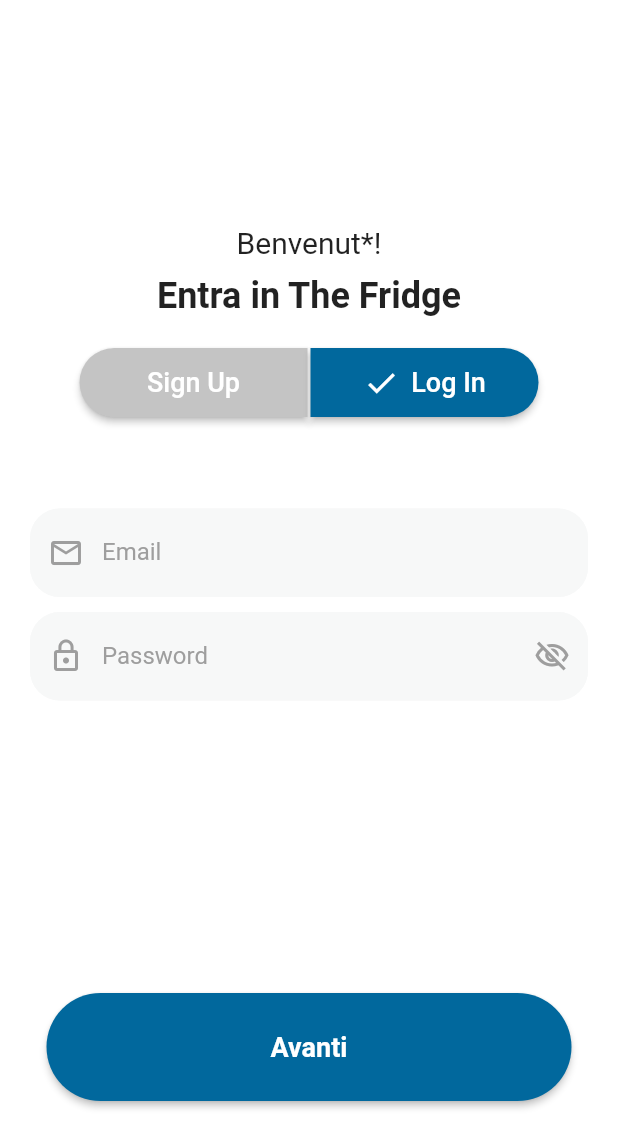
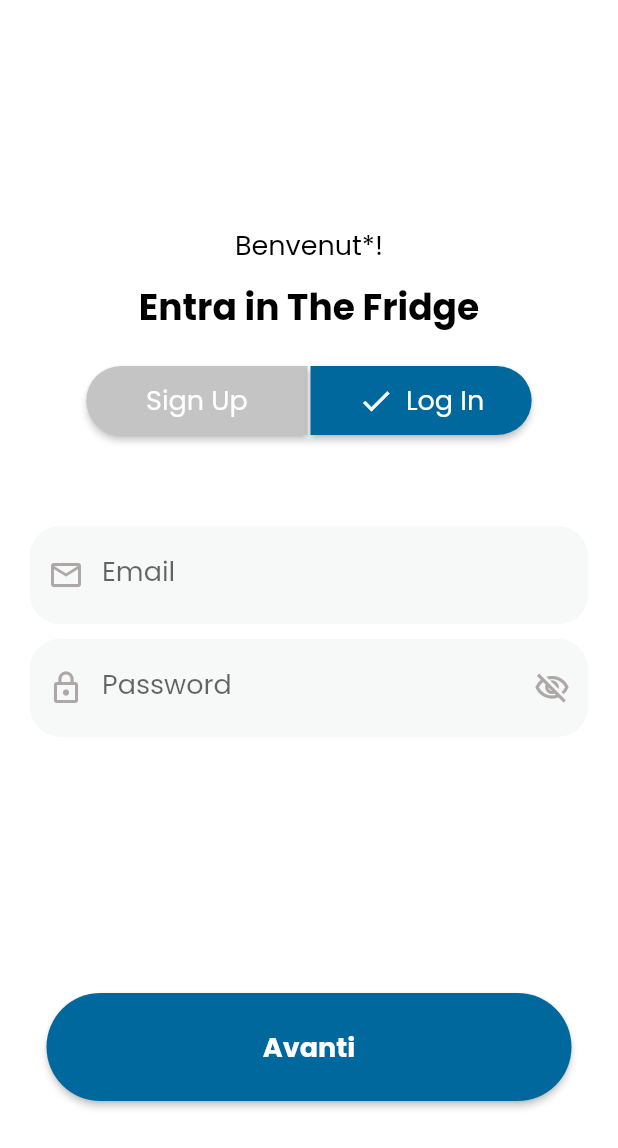
Before and after one commit to Twdrfll/food_storage_ceo, a Flutter app: the screen it shows after launch, after a tap on "Avanti", on a phone screen of 412 x 824 dp. Shown: the top 1148 px of the screen. Run offline on Flutter 3.47's test engine with Material 2 defaults, Android fonts, the phone set to English and light mode, and no system bars; our stand-ins replace google_fonts, shared_preferences, socket_io_client; missing offline and left inert: dart_mysql; network calls fail.

Commit message:
Implementazione completa della schermata di Login/SIgnup
Aggiunte le funzioni di collegamento al database e quant'altro per login e creazione di un nuovo utente.

```diff
--- /dev/null
+++ b/lib/config/app_theme.dart
@@ -0,0 +1,55 @@
+import 'package:flutter/material.dart';
+import 'package:google_fonts/google_fonts.dart';
+
+ThemeData mainTheme = ThemeData(
+  colorScheme: ColorScheme.fromSwatch().copyWith(
+    primary: Color(0xFF01689D),
+    secondary: Color(0xFFAEA7A7),
+    secondaryContainer: Color(0xFFF7F8F8),
+    tertiary: Color(0xFF01689D),
+    tertiaryContainer: Color(0xFFC4C4C4),
+    error: Color(0xFF822020),
+  ),
+  fontFamily: GoogleFonts.poppins().fontFamily,
+  snackBarTheme: SnackBarThemeData(
+    backgroundColor: Color(0xFF01689D),
+    contentTextStyle: TextStyle(
+      color: Colors.white,
+      fontSize: 16,
+      fontWeight: FontWeight.normal,
+    ),
+  ),
+  textTheme: const TextTheme(
+    titleLarge: TextStyle(
+      fontSize: 24,
+      fontWeight: FontWeight.bold,
+      color: Colors.black,
+    ),
+    titleMedium: TextStyle(
+      fontSize: 18,
+      fontWeight: FontWeight.normal,
+      color: Colors.black,
+    ),
+    titleSmall: TextStyle(
+      fontSize: 16,
+      fontWeight: FontWeight.normal,
+      color: Colors.black,
+    ),
+    labelLarge: TextStyle(
+      fontSize: 18,
+      fontWeight: FontWeight.normal,
+      color: Colors.white,
+    ),
+    labelMedium: TextStyle(
+      fontSize: 16,
+      fontWeight: FontWeight.normal,
+      color: Colors.white,
+    ),
+    labelSmall: TextStyle(
+      fontSize: 14,
+      fontWeight: FontWeight.normal,
+      color: Colors.white,
+    ),
+  ),
+
+);
--- a/lib/database_connection.dart
+++ b/lib/database_connection.dart
@@ -3,7 +3,7 @@ import 'dart:async';
 
 class DatabaseConnection {
 
-  String hostname = 'localhost';
+  String hostname = '10.0.2.2';
   int port = 8889;
   String user = 'root';
   String password = 'root';
--- a/lib/fridge_event.dart
+++ b/lib/fridge_event.dart
@@ -22,7 +22,7 @@ class FridgeEvent {
   }
 
   FridgeEvent._internal() {
-    this._ipaddress = "localhost";
+    this._ipaddress = "10.0.2.2";
     this._port = "3000";
     this._fridgeID = "";
     this._url = "http://" + this._ipaddress + ":" + this._port;
--- a/lib/main.dart
+++ b/lib/main.dart
@@ -1,5 +1,8 @@
 import 'package:flutter/material.dart';
 import 'screen/login_signup.dart';
+import 'screen/user_settings.dart';
+import 'config/app_theme.dart';
+import 'fridge_state.dart';
 
 void main() {
   runApp(const MyApp());
@@ -13,7 +16,11 @@ class MyApp extends StatelessWidget {
     return MaterialApp(
       debugShowCheckedModeBanner: false,
       title: 'Flutter Demo',
-      home: loginAndSignup(),
+      home: LoginAndSignup(),
+      theme: mainTheme,
+      routes: {
+        '/user_settings': (context) => UserSettings(), // Definisci qui la tua schermata UserSettings
+      },
     );
   }
 
--- a/lib/screen/login_signup.dart
+++ b/lib/screen/login_signup.dart
@@ -1,23 +1,128 @@
 import 'package:flutter/material.dart';
+import 'user_settings.dart';
+import '../fridge_state.dart';
 
-class loginAndSignup extends StatefulWidget {
-  const loginAndSignup({super.key});
+class LoginAndSignup extends StatefulWidget {
+  const LoginAndSignup({super.key});
 
-  _loginAndSignupState createState() => _loginAndSignupState();
+  _LoginAndSignupState createState() => _LoginAndSignupState();
+
 }
 
-class _loginAndSignupState extends State<loginAndSignup> {
+class _LoginAndSignupState extends State<LoginAndSignup> {
+
+  late LocalFridge local_fridge;
+  late LocalDictionary local_dictionary;
+  late LocalShoppingCart local_shopping_cart;
   bool button_value = false;
   bool agreement_value = false;
   bool password_visibility = false;
   bool confirm_password_visibility = false;
-  Color button_color_enabled = Color(0xFF01689D);
-  Color button_color_disabled = Color(0xFFC4C4C4);
-  Color text_secondary_color = Color(0xFFAEA7A7);
-  Color input_field_background = Color(0xFFF7F8F8);
+
+  final emailInputController = TextEditingController();
+  final passwordInputController = TextEditingController();
+  final confirmPasswordInputController = TextEditingController();
+
+  void initState() {
+    super.initState();
+    local_fridge = LocalFridge();
+    local_dictionary = LocalDictionary();
+    local_shopping_cart = LocalShoppingCart();
+    _initializeUserData();
+  }
+
+  Future<void> _initializeUserData() async {
+    await local_fridge.user.retrieveSavedData();
+    print(local_fridge.user.email);
+    print(local_fridge.user.password);
+    if (_checkLocalDataPresence()) {
+      await _login_no_textfields();
+    }
+  }
+
+  bool _isSignup() {
+    return button_value;
+  }
+
+  bool _checkLocalDataPresence() {
+    return local_fridge.user.email.isNotEmpty && local_fridge.user.password.isNotEmpty;
+  }
+
+  Future<void> _login_no_textfields() async {
+    if (await local_fridge.user.login()) {
+      Navigator.pushReplacementNamed(context, '/user_settings');
+    } else {
+      _showError(context);
+    }
+  }
+
+  Future<void> _login() async {
+    local_fridge.user.setEmail(emailInputController.text);
+    local_fridge.user.setPassword(passwordInputController.text);
+    if (await local_fridge.user.login()) {
+      await local_fridge.user.saveLocalData();
+      Navigator.pushReplacementNamed(context, '/user_settings');
+    } else {
+      _showError(context);
+    }
+  }
+
+  Future<void> _signup() async {
+    if (passwordInputController.text ==
+        confirmPasswordInputController.text) {
+      local_fridge.user.setEmail(emailInputController.text);
+      local_fridge.user.setPassword(passwordInputController.text);
+      if (await local_fridge.user.signup()) {
+        await local_fridge.createFridgeAndDictionary();
+        await local_fridge.user.saveLocalData();
+        Navigator.pushReplacementNamed(context, '/user_settings');
+      } else {
+        _showError(context);
+      }
+    } else {
+      _showError(context);
+    }
+  }
+
+  void _showError(BuildContext context) {
+    ScaffoldMessenger.of(context).showSnackBar(
+      SnackBar(
+        content: Text('Errore durante il login/signup.'),
+        duration: const Duration(seconds: 2),
+        backgroundColor: Theme.of(context).colorScheme.error,
+      ),
+    );
+  }
+
+  void _showCompletionError(BuildContext context) {
+    ScaffoldMessenger.of(context).showSnackBar(
+      SnackBar(
+        content: Text('Devi accettare i termini e le condizioni.'),
+        duration: const Duration(seconds: 2),
+        backgroundColor: Theme.of(context).colorScheme.error,
+      ),
+    );
+  }
+
+  OutlineInputBorder _noInputBorder(BuildContext context) {
+    return OutlineInputBorder(
+        borderRadius: BorderRadius.circular(20.0),
+        borderSide:
+            BorderSide(color: Theme.of(context).colorScheme.secondaryContainer)
+    );
+  }
+
+  OutlineInputBorder _primaryColorInputBorder(BuildContext context) {
+    return OutlineInputBorder(
+        borderRadius: BorderRadius.circular(20.0),
+        borderSide:
+        BorderSide(color: Theme.of(context).colorScheme.primary)
+    );
+  }
 
   @override
   Widget build(BuildContext context) {
+    ThemeData theme = Theme.of(context);
     return Scaffold(
       resizeToAvoidBottomInset: false,
       backgroundColor: Colors.white,
@@ -28,29 +133,23 @@ class _loginAndSignupState extends State<loginAndSignup> {
             child: Column(
               crossAxisAlignment: CrossAxisAlignment.start,
               children: [
-                const Center(
+                Center(
                   // Welcome
                   child: Padding(
                     padding: const EdgeInsets.only(top: 150.0),
                     child: Text(
                       'Benvenut*!',
-                      style: TextStyle(
-                        fontSize: 20,
-                        fontWeight: FontWeight.normal,
-                      ),
+                      style: theme.textTheme.titleMedium,
                     ),
                   ),
                 ),
-                const Center(
+                Center(
                   // Title
                   child: Padding(
                     padding: const EdgeInsets.only(top: 10.0),
                     child: Text(
                       'Entra in The Fridge',
-                      style: TextStyle(
-                        fontSize: 24,
-                        fontWeight: FontWeight.bold,
-                      ),
+                      style: theme.textTheme.titleLarge,
                     ),
                   ),
                 ),
@@ -66,8 +165,8 @@ class _loginAndSignupState extends State<loginAndSignup> {
                           style: ButtonStyle(
                             backgroundColor: MaterialStateProperty.all<Color>(
                                 button_value
-                                    ? button_color_enabled
-                                    : button_color_disabled),
+                                    ? theme.colorScheme.tertiary
+                                    : theme.colorScheme.tertiaryContainer),
                             minimumSize: MaterialStateProperty.all<Size>(
                                 Size(120.0, 46.0)),
                             shape: MaterialStateProperty.all<
@@ -94,9 +193,7 @@ class _loginAndSignupState extends State<loginAndSignup> {
                                       children: [
                                         Text(
                                           'Sign Up',
-                                          style: TextStyle(
-                                            fontSize: 18.0,
-                                          ),
+                                          style: theme.textTheme.labelLarge,
                                         ),
                                       ],
                                     ),
@@ -110,9 +207,7 @@ class _loginAndSignupState extends State<loginAndSignup> {
                                         ),
                                         Text(
                                           'Sign Up',
-                                          style: TextStyle(
-                                            fontSize: 18.0,
-                                          ),
+                                          style: theme.textTheme.labelLarge,
                                         ),
                                       ],
                                     ),
@@ -133,8 +228,8 @@ class _loginAndSignupState extends State<loginAndSignup> {
                           style: ButtonStyle(
                             backgroundColor: MaterialStateProperty.all<Color>(
                                 button_value
-                                    ? button_color_disabled
-                                    : button_color_enabled),
+                                    ? theme.colorScheme.tertiaryContainer
+                                    : theme.colorScheme.tertiary),
                             minimumSize: MaterialStateProperty.all<Size>(
                                 Size(120.0, 46.0)),
                             shape: MaterialStateProperty.all<
@@ -161,9 +256,7 @@ class _loginAndSignupState extends State<loginAndSignup> {
                                       children: [
                                         Text(
                                           'Log In',
-                                          style: TextStyle(
-                                            fontSize: 18.0,
-                                          ),
+                                          style: theme.textTheme.labelLarge,
                                         ),
                                       ],
                                     ),
@@ -177,9 +270,7 @@ class _loginAndSignupState extends State<loginAndSignup> {
                                         ),
                                         Text(
                                           'Log In',
-                                          style: TextStyle(
-                                            fontSize: 18.0,
-                                          ),
+                                          style: theme.textTheme.labelLarge,
                                         ),
                                       ],
                                     ),
@@ -206,31 +297,20 @@ class _loginAndSignupState extends State<loginAndSignup> {
                         padding: const EdgeInsets.only(
                             top: 10.0, left: 20.0, right: 20.0),
                         child: TextField(
+                          controller: emailInputController,
                           decoration: InputDecoration(
                             filled: true,
                             fillColor: Color(0xFFf7f8f8),
-                            border: OutlineInputBorder(
-                                borderRadius: BorderRadius.circular(20.0),
-                                borderSide:
-                                    BorderSide(color: input_field_background)),
-                            enabledBorder: OutlineInputBorder(
-                                borderRadius: BorderRadius.circular(20.0),
-                                borderSide:
-                                    BorderSide(color: input_field_background)),
-                            focusedBorder: OutlineInputBorder(
-                                borderRadius: BorderRadius.circular(20.0),
-                                borderSide:
-                                    BorderSide(color: input_field_background)),
+                            border: _noInputBorder(context),
+                            enabledBorder: _noInputBorder(context),
+                            focusedBorder: _primaryColorInputBorder(context),
                             labelText: 'Email',
-                            labelStyle: TextStyle(
-                              color: Colors.grey,
-                            ),
                             prefixIcon: Icon(Icons.email_outlined),
                             prefixIconColor: MaterialStateColor.resolveWith(
                                 (states) =>
                                     states.contains(MaterialState.focused)
-                                        ? button_color_enabled
-                                        : Colors.grey),
+                                        ? theme.colorScheme.primary
+                                        : theme.colorScheme.secondary),
                           ),
                         ),
                       ),
@@ -239,32 +319,21 @@ class _loginAndSignupState extends State<loginAndSignup> {
                         padding:
                             EdgeInsets.only(top: 10.0, left: 20.0, right: 20.0),
                         child: TextField(
+                          controller: passwordInputController,
                           obscureText: !password_visibility,
                           decoration: InputDecoration(
                               filled: true,
                               fillColor: Color(0xFFf7f8f8),
-                              border: OutlineInputBorder(
-                                  borderRadius: BorderRadius.circular(20.0),
-                                  borderSide: BorderSide(
-                                      color: input_field_background)),
-                              enabledBorder: OutlineInputBorder(
-                                  borderRadius: BorderRadius.circular(20.0),
-                                  borderSide: BorderSide(
-                                      color: input_field_background)),
-                              focusedBorder: OutlineInputBorder(
-                                  borderRadius: BorderRadius.circular(20.0),
-                                  borderSide: BorderSide(
-                                      color: input_field_background)),
+                              border: _noInputBorder(context),
+                              enabledBorder: _noInputBorder(context),
+                              focusedBorder: _primaryColorInputBorder(context),
                               labelText: 'Password',
-                              labelStyle: TextStyle(
-                                color: Colors.grey,
-                              ),
                               prefixIcon: Icon(Icons.lock_outline),
                               prefixIconColor: MaterialStateColor.resolveWith(
                                   (states) =>
                                       states.contains(MaterialState.focused)
-                                          ? button_color_enabled
-                                          : Colors.grey),
+                                          ? theme.colorScheme.primary
+                                          : theme.colorScheme.secondary),
                               suffixIcon: IconButton(
                                   icon: Icon(password_visibility
                                       ? Icons.visibility_outlined
@@ -278,8 +347,8 @@ class _loginAndSignupState extends State<loginAndSignup> {
                               suffixIconColor: MaterialStateColor.resolveWith(
                                   (states) =>
                                       states.contains(MaterialState.focused)
-                                          ? button_color_enabled
-                                          : Colors.grey)),
+                                          ? theme.colorScheme.primary
+                                          : theme.colorScheme.secondary)),
                         ),
                       ),
                       Padding(
@@ -292,35 +361,21 @@ class _loginAndSignupState extends State<loginAndSignup> {
                           child: Column(
                             children: [
                               TextField(
+                                controller: confirmPasswordInputController,
                                 obscureText: !confirm_password_visibility,
                                 decoration: InputDecoration(
                                     filled: true,
                                     fillColor: Color(0xFFf7f8f8),
-                                    border: OutlineInputBorder(
-                                        borderRadius:
-                                            BorderRadius.circular(20.0),
-                                        borderSide: BorderSide(
-                                            color: input_field_background)),
-                                    enabledBorder: OutlineInputBorder(
-                                        borderRadius:
-                                            BorderRadius.circular(20.0),
-                                        borderSide: BorderSide(
-                                            color: input_field_background)),
-                                    focusedBorder: OutlineInputBorder(
-                                        borderRadius:
-                                            BorderRadius.circular(20.0),
-                                        borderSide: BorderSide(
-                                            color: input_field_background)),
+                                    border: _noInputBorder(context),
+                                    enabledBorder: _noInputBorder(context),
+                                    focusedBorder: _primaryColorInputBorder(context),
                                     labelText: 'Conferma password',
-                                    labelStyle: TextStyle(
-                                      color: Colors.grey,
-                                    ),
                                     prefixIcon: Icon(Icons.lock_outline),
                                     prefixIconColor:
                                         MaterialStateColor.resolveWith((states) =>
                                             states.contains(MaterialState.focused)
-                                                ? button_color_enabled
-                                                : Colors.grey),
+                                                ? theme.colorScheme.primary
+                                                : theme.colorScheme.secondary),
                                     suffixIcon: IconButton(
                                         icon: Icon(confirm_password_visibility
                                             ? Icons.visibility_outlined
@@ -334,15 +389,15 @@ class _loginAndSignupState extends State<loginAndSignup> {
                                     suffixIconColor:
                                         MaterialStateColor.resolveWith((states) =>
                                             states.contains(MaterialState.focused)
-                                                ? button_color_enabled
-                                                : Colors.grey)),
+                                                ? theme.colorScheme.primary
+                                                : theme.colorScheme.secondary)),
                               ),
                               Padding(
                                 padding: const EdgeInsets.only(top: 12.0),
                                 child: Row(
                                   children: [
                                     Checkbox(
-                                      activeColor: button_color_enabled,
+                                      activeColor: theme.colorScheme.primary,
                                       value: agreement_value,
                                       shape: RoundedRectangleBorder(
                                         borderRadius:
@@ -361,7 +416,7 @@ class _loginAndSignupState extends State<loginAndSignup> {
                                       child: Text(
                                         'Continuando, accetti la nostra Politica sulla Privacy e i nostri Termini d\'uso.',
                                         style: TextStyle(
-                                          color: text_secondary_color,
+                                          color: theme.colorScheme.secondary,
                                         ),
                                       ),
                                     ),
@@ -383,14 +438,24 @@ class _loginAndSignupState extends State<loginAndSignup> {
             child: ElevatedButton(
               style: ButtonStyle(
                 backgroundColor:
-                    MaterialStateProperty.all<Color>(button_color_enabled),
+                    MaterialStateProperty.all<Color>(theme.colorScheme.primary),
                 minimumSize: MaterialStateProperty.all<Size>(Size(350.0, 72.0)),
                 shape: MaterialStateProperty.all<RoundedRectangleBorder>(
                   RoundedRectangleBorder(
                       borderRadius: BorderRadius.all(Radius.circular(36.0))),
                 ),
               ),
-              onPressed: () {},
+              onPressed: () async {
+                if (_isSignup()) {
+                  if (agreement_value) {
+                    await _signup();
+                  } else {
+                    _showCompletionError(context);
+                  }
+                } else {
+                  await _login();
+                }
+              },
               child: Text(
                 'Avanti',
                 style: TextStyle(
--- /dev/null
+++ b/lib/screen/user_settings.dart
@@ -0,0 +1,24 @@
+import 'package:flutter/material.dart';
+
+class UserSettings extends StatefulWidget {
+  const UserSettings({super.key});
+
+  _UserSettingsState createState() => _UserSettingsState();
+}
+
+class _UserSettingsState extends State<UserSettings> {
+
+  bool button_value = false;
+  bool agreement_value = false;
+  bool password_visibility = false;
+  bool confirm_password_visibility = false;
+  Color button_color_enabled = Color(0xFF01689D);
+  Color button_color_disabled = Color(0xFFC4C4C4);
+  Color text_secondary_color = Color(0xFFAEA7A7);
+  Color input_field_background = Color(0xFFF7F8F8);
+
+  @override
+  Widget build(BuildContext context) {
+    return Scaffold();
+  }
+}
--- a/lib/users.dart
+++ b/lib/users.dart
@@ -1,6 +1,6 @@
 import 'dart:io';
 import 'dart:math';
-// import 'package:shared_preferences/shared_preferences.dart'; TOGLIERE COMMENTI QUANDO SI SVILUPPERà IN ANDROID
+import 'package:shared_preferences/shared_preferences.dart';
 import 'database_connection.dart';
 import 'fridge_event.dart' as fridge_event;
 
@@ -56,8 +56,7 @@ class User {
     this.fridgeID = fridgeID;
   }
 
-  /* TOGLIERE I COMMENTI QUANDO SI SVILUPPERà IN ANDROID
-  void retrieveSavedData() async {
+  Future<void> retrieveSavedData() async {
     SharedPreferences prefs = await SharedPreferences.getInstance();
     this.email = prefs.getString("email") ?? "";
     this.password = prefs.getString("password") ?? "";
@@ -65,7 +64,7 @@ class User {
     this.fridgeID = prefs.getString("fridgeID") ?? "";
   }
 
-  void saveLocalData() async {
+  Future<void> saveLocalData() async {
     SharedPreferences prefs = await SharedPreferences.getInstance();
     prefs.setString("email", this.email);
     prefs.setString("password", this.password);
@@ -73,13 +72,13 @@ class User {
     prefs.setString("fridgeID", this.fridgeID);
   }
 
-  void removeLocalData() async {
+  Future<void> removeLocalData() async {
     SharedPreferences prefs = await SharedPreferences.getInstance();
     prefs.remove("email");
     prefs.remove("password");
     prefs.remove("color");
     prefs.remove("fridgeID");
-  } */
+  }
 
   Future<bool> login() async {
     var data = [this.email, this.password];
--- a/pubspec.yaml
+++ b/pubspec.yaml
@@ -39,6 +39,7 @@ dependencies:
   socket_io_client: ^2.0.3+1
   dart_mysql: ^0.0.1
   shared_preferences: ^2.0.8
+  google_fonts: ^6.1.0
 
 dev_dependencies:
   flutter_test:
```
Also changed, not shown: pubspec.lock.
